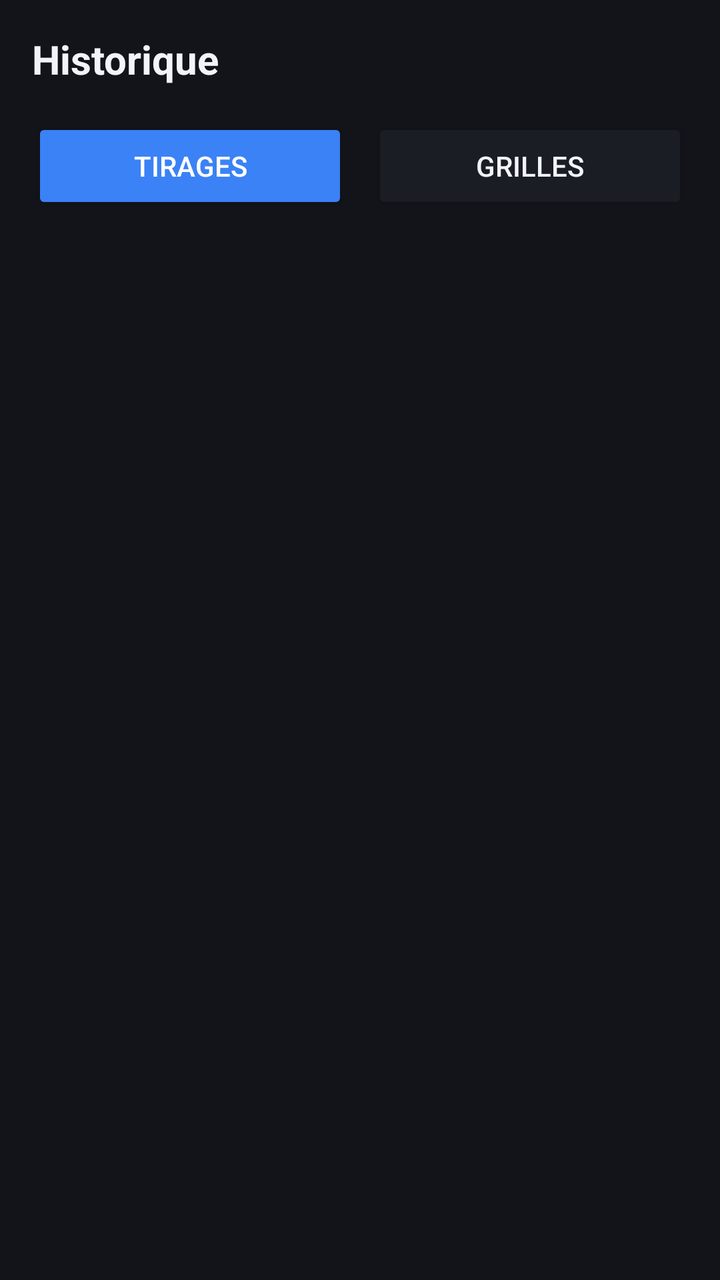
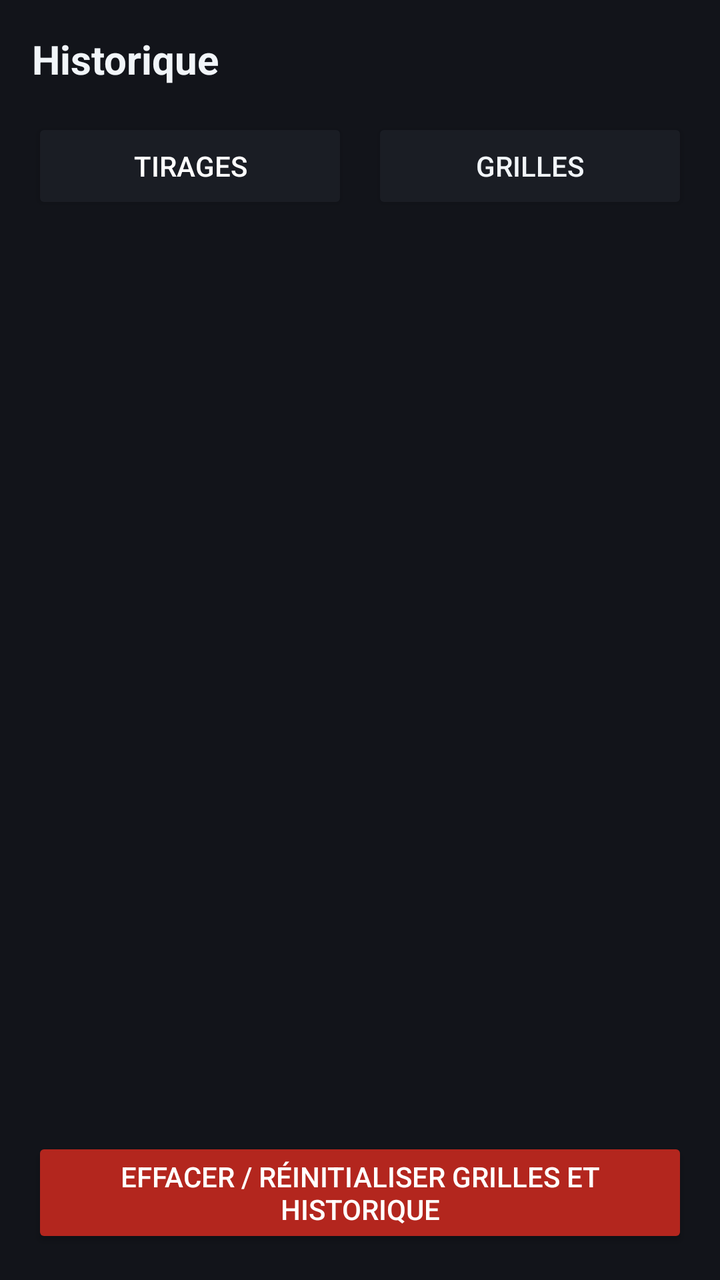

Compare the two renders of this Android layout. The source of the first and the diff that turns it into the second are given below.
<!-- AndroidManifest.xml: application theme Theme.SAMEGLOBAL_LOTO5_90 -->
<!-- res/layout/activity_historique.xml -->
<?xml version="1.0" encoding="utf-8"?>
<LinearLayout xmlns:android="http://schemas.android.com/apk/res/android"
    android:layout_width="match_parent"
    android:layout_height="match_parent"
    android:orientation="vertical"
    android:background="@color/backgroundDark"
    android:padding="16dp">

    <TextView
        android:layout_width="wrap_content"
        android:layout_height="wrap_content"
        android:text="Historique"
        android:textSize="20sp"
        android:textStyle="bold"
        android:textColor="@color/textPrimary"
        android:layout_marginBottom="16dp" />

    <LinearLayout
        android:layout_width="match_parent"
        android:layout_height="wrap_content"
        android:orientation="horizontal"
        android:layout_marginBottom="12dp">

        <Button
            android:id="@+id/btnOngletTirages"
            android:layout_width="0dp"
            android:layout_height="wrap_content"
            android:layout_weight="1"
            android:layout_marginEnd="6dp"
            android:backgroundTint="@color/colorPrimary"
            android:textColor="#FFFFFF"
            android:text="TIRAGES" />

        <Button
            android:id="@+id/btnOngletGrilles"
            android:layout_width="0dp"
            android:layout_height="wrap_content"
            android:layout_weight="1"
            android:layout_marginStart="6dp"
            android:backgroundTint="@color/surfaceDark"
            android:textColor="@color/textPrimary"
            android:text="GRILLES" />

    </LinearLayout>

    <TextView
        android:id="@+id/tvSousTitre"
        android:layout_width="wrap_content"
        android:layout_height="wrap_content"
        android:textStyle="bold"
        android:textColor="@color/colorPrimary"
        android:layout_marginBottom="8dp" />

    <androidx.recyclerview.widget.RecyclerView
        android:id="@+id/rvHistorique"
        android:layout_width="match_parent"
        android:layout_height="0dp"
        android:layout_weight="1" />

</LinearLayout>
<!-- resources referenced by this layout -->
<resources>
  <color name="backgroundDark">#12141A</color>
  <color name="colorPrimary">#3B82F6</color>
  <color name="surfaceDark">#1A1D24</color>
  <color name="textPrimary">#F1F5F9</color>
  <style name="Theme.SAMEGLOBAL_LOTO5_90" parent="Theme.MaterialComponents.NoActionBar">
          <item name="colorPrimary">@color/colorPrimary</item>
          <item name="colorPrimaryVariant">@color/colorPrimaryDark</item>
          <item name="colorOnPrimary">#FFFFFF</item>
          <item name="colorSecondary">@color/colorAccent</item>
          <item name="colorSecondaryVariant">@color/colorAccent</item>
          <item name="colorOnSecondary">#FFFFFF</item>
  
          <item name="android:windowBackground">@color/backgroundDark</item>
          <item name="android:textColorPrimary">@color/textPrimary</item>
          <item name="android:textColorSecondary">@color/textSecondary</item>
  
          <item name="android:statusBarColor" tools:targetApi="l">@color/surfaceDark</item>
          <item name="android:navigationBarColor" tools:targetApi="l">@color/backgroundDark</item>
          <item name="android:windowLightStatusBar" tools:targetApi="m">false</item>
      </style>
  <color name="colorPrimaryDark">#1E3A8A</color>
  <color name="colorAccent">#3B82F6</color>
  <color name="textSecondary">#94A3B8</color>
</resources>

<!-- the commit's change to res/layout/activity_historique.xml (unified diff, before → after) -->
@@ -27,7 +27,7 @@
             android:layout_height="wrap_content"
             android:layout_weight="1"
             android:layout_marginEnd="6dp"
-            android:backgroundTint="@color/colorPrimary"
+            android:backgroundTint="@color/surfaceDark"
             android:textColor="#FFFFFF"
             android:text="TIRAGES" />
 
@@ -57,4 +57,13 @@
         android:layout_height="0dp"
         android:layout_weight="1" />
 
+    <Button
+        android:id="@+id/btnEffacerHistorique"
+        android:layout_width="match_parent"
+        android:layout_height="wrap_content"
+        android:layout_marginTop="12dp"
+        android:backgroundTint="#B3261E"
+        android:textColor="#FFFFFF"
+        android:text="EFFACER / RÉINITIALISER GRILLES ET HISTORIQUE" />
+
 </LinearLayout>
